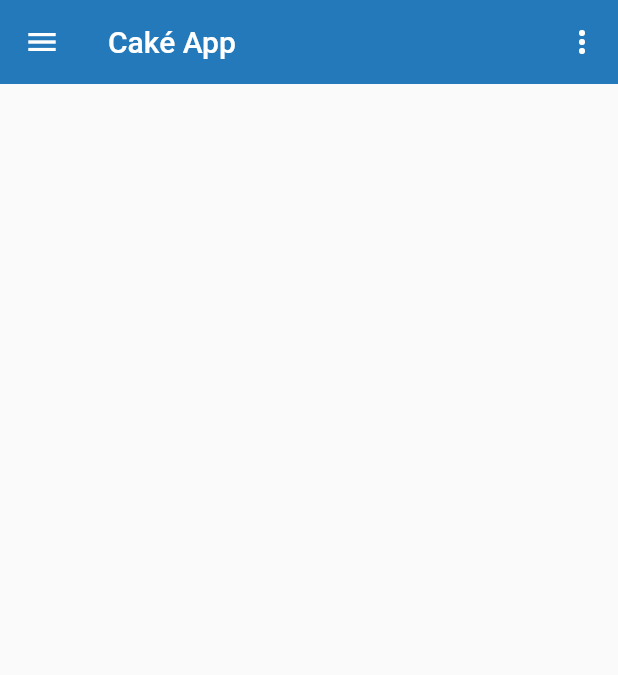
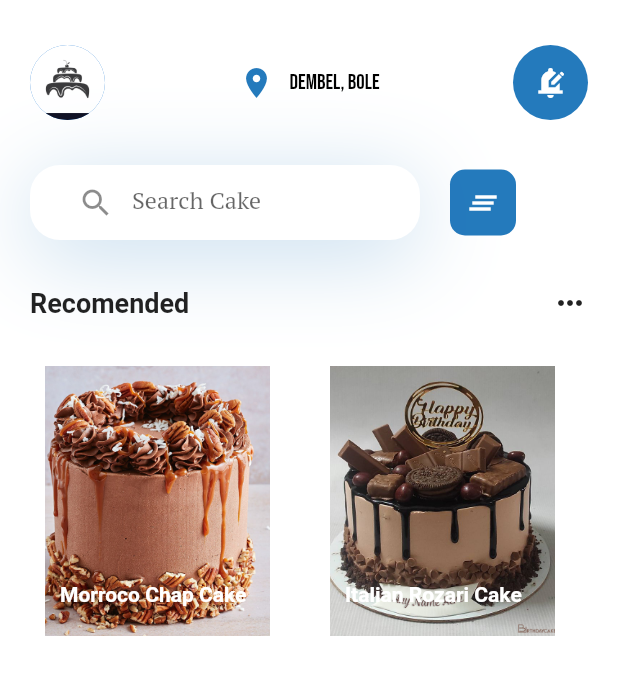
Before and after one commit to abduseK/Cake-App, a Flutter app: the HomeScreen screen opened directly, on a phone screen of 412 x 824 dp. Shown: the top 675 px of the screen. Run offline on Flutter 3.47's test engine with Material 2 defaults, Android fonts, the phone set to English and light mode, and no system bars.

Commit message:
home screen update

```diff
--- /dev/null
+++ b/lib/screens/bodyScreen.dart
@@ -0,0 +1,145 @@
+import 'package:flutter/material.dart';
+import '../constants/constants.dart';
+import '../widgets/cakeCardWidget.dart';
+
+class Body extends StatelessWidget {
+  final List<String> titles = ["Morroco Chap Cake", "Italian Rozari Cake"];
+
+  final List<String> images = ["images/cake2.jpg", "images/cake3.jpg"];
+  @override
+  Widget build(BuildContext context) {
+    return SafeArea(
+      child: SingleChildScrollView(
+        child: Column(
+          crossAxisAlignment: CrossAxisAlignment.start,
+          children: [
+            const SizedBox(
+              height: 30,
+            ),
+            Padding(
+              padding: const EdgeInsets.symmetric(horizontal: 20.0),
+              child: Row(
+                mainAxisAlignment: MainAxisAlignment.spaceBetween,
+                children: [
+                  const CircleAvatar(
+                    radius: 25,
+                    backgroundImage: AssetImage("images/logo.jpg"),
+                  ),
+                  Container(
+                    child: Row(
+                      children: const [
+                        Icon(
+                          Icons.location_on,
+                          color: kPrimaryColor,
+                        ),
+                        SizedBox(
+                          width: 10,
+                        ),
+                        Text(
+                          "Dembel, Bole",
+                          style: TextStyle(
+                              color: Colors.black,
+                              fontFamily: "BebasNeue-Regular"),
+                        )
+                      ],
+                    ),
+                  ),
+                  const CircleAvatar(
+                    radius: 25,
+                    backgroundColor: kPrimaryColor,
+                    child: Icon(
+                      Icons.edit_notifications,
+                      color: Colors.white,
+                    ),
+                  )
+                ],
+              ),
+            ),
+            const SizedBox(
+              height: 30,
+            ),
+            Row(
+              children: [
+                Container(
+                  height: 50.0,
+                  width: 300,
+                  child: Container(
+                      margin: const EdgeInsets.symmetric(
+                        horizontal: 20.0,
+                      ),
+                      padding: const EdgeInsets.symmetric(
+                          horizontal: 20.0, vertical: 6.0),
+                      height: 50,
+                      decoration: BoxDecoration(
+                          color: Colors.white,
+                          borderRadius: BorderRadius.circular(20),
+                          boxShadow: [
+                            BoxShadow(
+                                offset: const Offset(0, 10),
+                                blurRadius: 50.0,
+                                color: kPrimaryColor.withOpacity(0.23))
+                          ]),
+                      child: const TextField(
+                        textAlign: TextAlign.start,
+                        decoration: InputDecoration(
+                            prefixIcon: Icon(Icons.search),
+                            border: InputBorder.none,
+                            hintText: "Search Cake",
+                            hintStyle: TextStyle(
+                              fontFamily: "PTSerif-Regular",
+                            )),
+                      )),
+                ),
+                Container(
+                  height: 44,
+                  width: 44,
+                  decoration: BoxDecoration(
+                      color: kPrimaryColor,
+                      borderRadius: BorderRadius.circular(10)),
+                  child: const Icon(
+                    Icons.clear_all,
+                    color: Colors.white,
+                  ),
+                )
+              ],
+            ),
+            const SizedBox(
+              height: 30,
+            ),
+            Padding(
+              padding: const EdgeInsets.symmetric(horizontal: 20.0),
+              child: Row(
+                mainAxisAlignment: MainAxisAlignment.spaceBetween,
+                children: const [
+                  Text(
+                    "Recomended",
+                    style: TextStyle(fontWeight: FontWeight.bold, fontSize: 18),
+                  ),
+                  Icon(Icons.keyboard_control_outlined)
+                ],
+              ),
+            ),
+            const SizedBox(
+              height: 20,
+            ),
+            Container(
+              margin: const EdgeInsets.all(10.0),
+              height: 180.0,
+              child: ListView.separated(
+                itemCount: titles.length,
+                separatorBuilder: (BuildContext context, int index) {
+                  return const SizedBox(
+                    width: 0,
+                  );
+                },
+                itemBuilder: (_, i) =>
+                    CakeCard(cakeImage: images[i], cakeTitle: titles[i]),
+                scrollDirection: Axis.horizontal,
+              ),
+            ),
+          ],
+        ),
+      ),
+    );
+  }
+}
--- a/lib/screens/homeScreen.dart
+++ b/lib/screens/homeScreen.dart
@@ -1,43 +1,14 @@
 import 'package:flutter/material.dart';
-import 'package:test_onte/screens/settingScreen.dart';
-import '../constants/constants.dart';
+import 'bodyScreen.dart';
 
-class HomeScreen extends StatefulWidget {
+class HomeScreen extends StatelessWidget {
   const HomeScreen({super.key});
 
   @override
-  State<HomeScreen> createState() => _HomeScreenState();
-}
-
-class _HomeScreenState extends State<HomeScreen> {
-  @override
   Widget build(BuildContext context) {
     return Scaffold(
-      appBar: AppBar(
-        backgroundColor: kPrimaryColor,
-        title: const Text("Caké App"),
-        elevation: 0,
-        actions: [
-          PopupMenuButton(
-            itemBuilder: (context) => [
-              const PopupMenuItem(
-                value: 1,
-                child: Padding(
-                  padding: EdgeInsets.all(8.0),
-                  child: Text('Settings'),
-                ),
-              )
-            ],
-            onSelected: (value) {
-              if (value == 1) {
-                Navigator.push(context,
-                    MaterialPageRoute(builder: (context) => const Settings()));
-              }
-            },
-          )
-        ],
-      ),
-      drawer: const Drawer(),
+      backgroundColor: Colors.white,
+      body: Body(),
     );
   }
 }
--- /dev/null
+++ b/lib/widgets/cakeCardWidget.dart
@@ -0,0 +1,39 @@
+import 'package:flutter/material.dart';
+
+class CakeCard extends StatelessWidget {
+  final String cakeImage;
+  final String cakeTitle;
+  const CakeCard({super.key, required this.cakeImage, required this.cakeTitle});
+
+  @override
+  Widget build(BuildContext context) {
+    return Padding(
+      padding: const EdgeInsets.symmetric(horizontal: 20.0),
+      child: Container(
+        height: 180,
+        width: 150,
+        decoration: BoxDecoration(
+            borderRadius: BorderRadius.circular(16), color: Colors.black),
+        child: Stack(
+          children: [
+            Positioned.fill(
+              child: Image(
+                image: AssetImage(cakeImage),
+                fit: BoxFit.cover,
+              ),
+            ),
+            Positioned(
+              left: 10,
+              bottom: 20,
+              child: Text(
+                cakeTitle,
+                style: const TextStyle(
+                    color: Colors.white, fontWeight: FontWeight.bold),
+              ),
+            )
+          ],
+        ),
+      ),
+    );
+  }
+}
```
Also changed, not shown: pubspec.yaml (+5 -4 lines), fonts/PTSerif-Regular.ttf (added), images/cake2.jpg (added), images/cake3.jpg (added), 1 other file.
